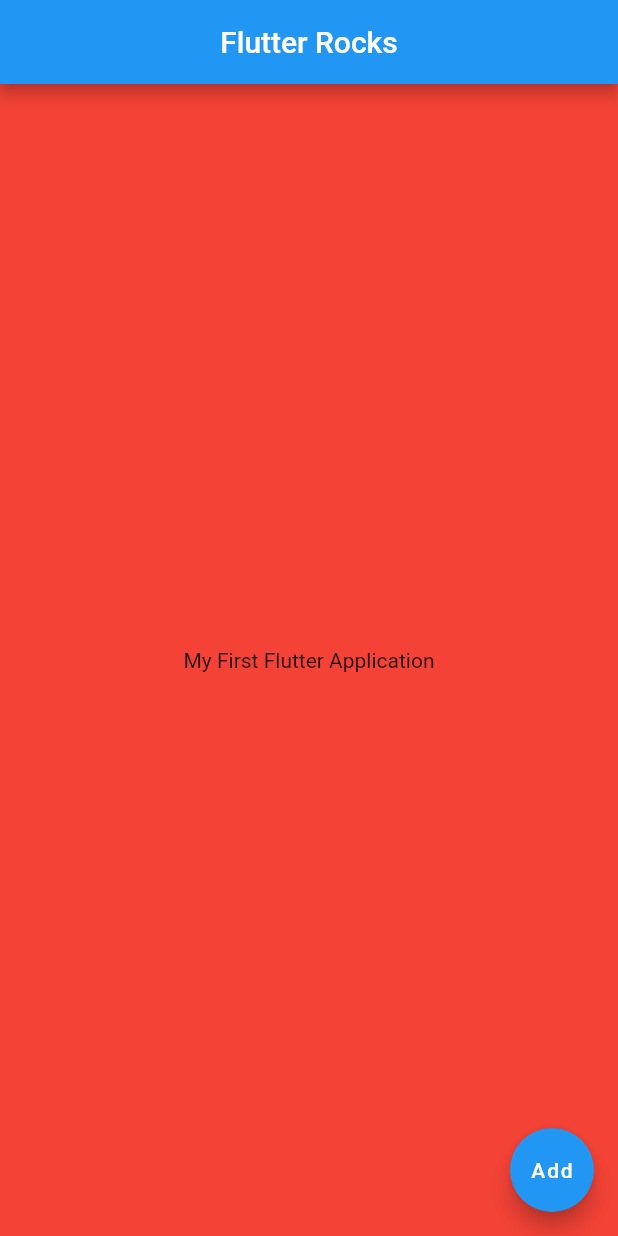
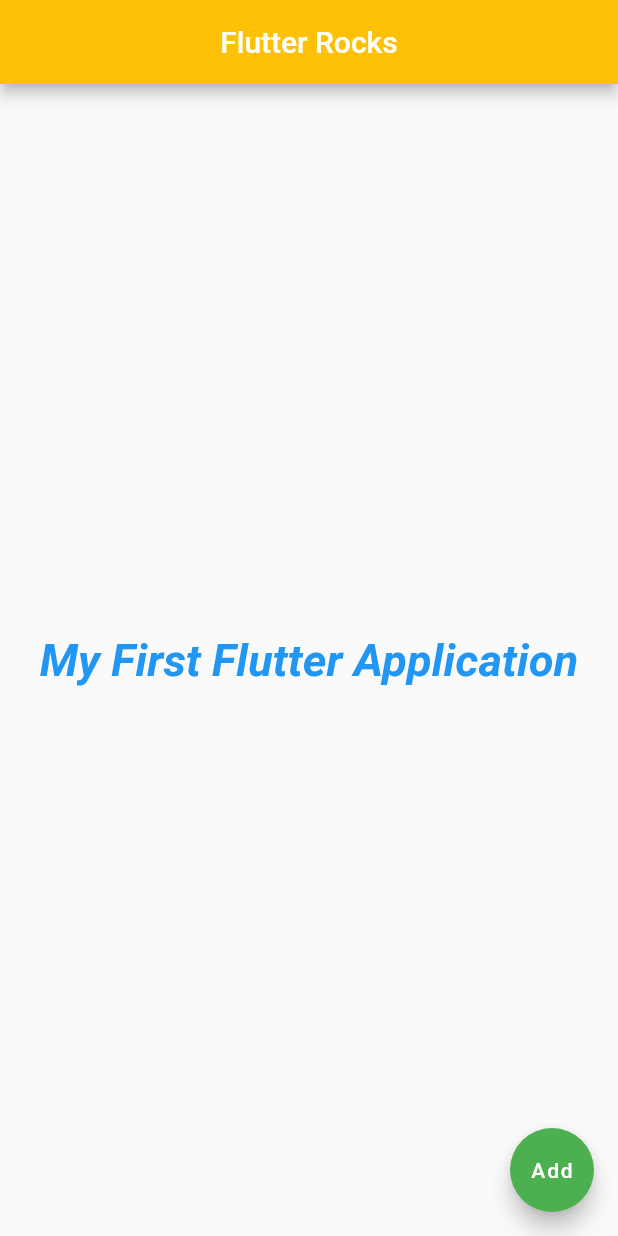
Before and after one commit to elfgodd/Job-ready-Flutter-complete-course-with-Firebase-and-Dart, a Flutter app: the screen it shows after launch, after a tap on "Add", on a phone screen of 412 x 824 dp. Run offline on Flutter 3.47's test engine with Material 2 defaults, Android fonts, the phone set to English and light mode, and no system bars.

Commit message:
Changing Color and Styling

```diff
--- a/03-Exp-Basic-Flutter-Widgets/flutter_tutorial/lib/main.dart
+++ b/03-Exp-Basic-Flutter-Widgets/flutter_tutorial/lib/main.dart
@@ -5,17 +5,28 @@ void main() {
     title: 'My First App',
     // home: Text('My first Flutter Application'),
     home: Scaffold(
-      backgroundColor: Colors.red,
+      // backgroundColor: Colors.red,
       appBar: AppBar(
         title: Text('Flutter Rocks'),
         centerTitle: true,
+        backgroundColor: Colors.amber,
       ),
-      body: Center(child: Text('My First Flutter Application')),
+      body: Center(
+          child: Text(
+        'My First Flutter Application',
+        style: TextStyle(
+          color: Colors.blue,
+          fontSize: 30,
+          fontStyle: FontStyle.italic,
+          fontWeight: FontWeight.bold,
+        ),
+      )),
       floatingActionButton: FloatingActionButton(
         child: Text('Add'),
         onPressed: () {
           print('Hello');
         },
+        backgroundColor: Colors.green,
       ),
     ),
   ));
```
Also changed, not shown: 1 other file.
